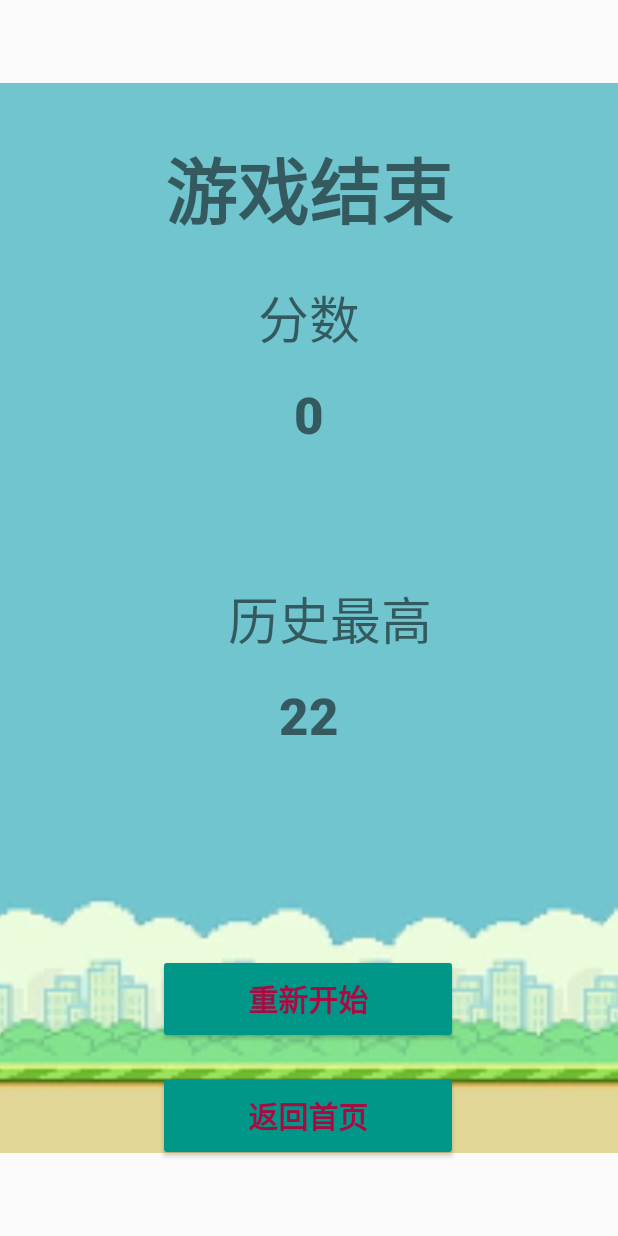
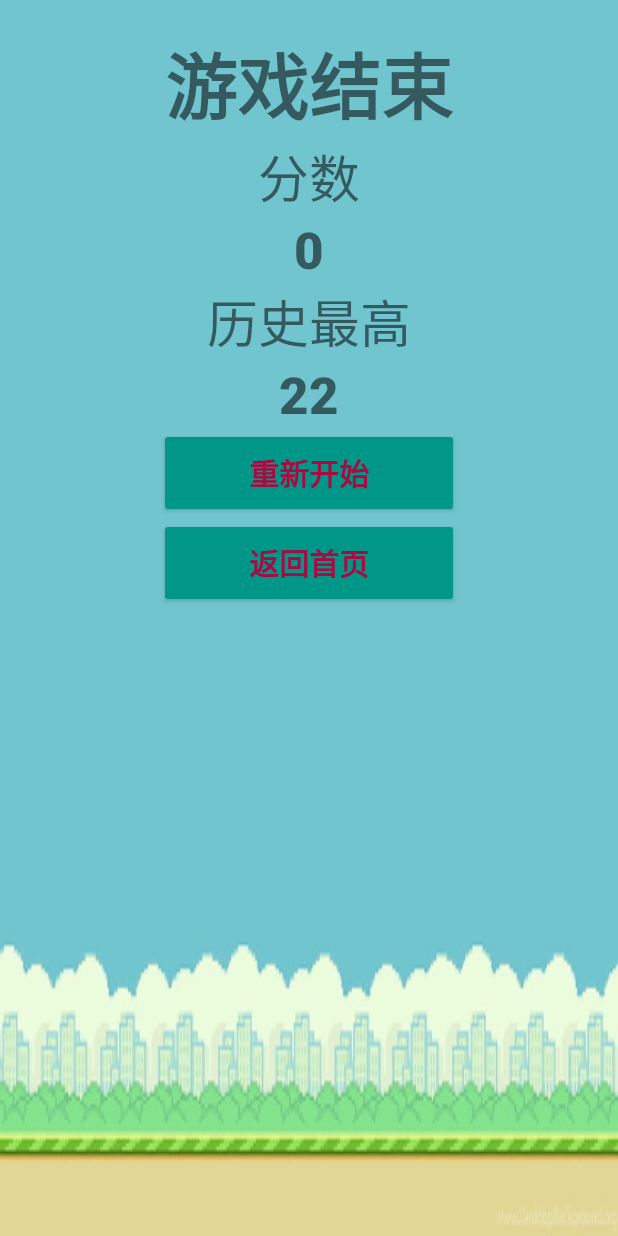
Before and after one commit to Asheone12/FlappyBird, an Android app: the ResultActivity screen opened directly, with no data from a screen before it, on a phone screen of 412 x 824 dp. Run offline under Robolectric (Android 15) with nearby library versions, the phone set to English and light mode, and no system bars; 2 statements that could not run were skipped.

Commit message:
结算界面调整

```diff
--- a/app/src/main/res/layout/activity_main.xml
+++ b/app/src/main/res/layout/activity_main.xml
@@ -1,12 +1,19 @@
 <?xml version="1.0" encoding="utf-8"?>
-    <androidx.constraintlayout.widget.ConstraintLayout
-        xmlns:android="http://schemas.android.com/apk/res/android"
+<androidx.constraintlayout.widget.ConstraintLayout xmlns:android="http://schemas.android.com/apk/res/android"
     xmlns:app="http://schemas.android.com/apk/res-auto"
     xmlns:tools="http://schemas.android.com/tools"
     android:layout_width="match_parent"
     android:layout_height="match_parent"
     android:background="@drawable/login"
     tools:context=".MainActivity">
+
+    <androidx.core.widget.NestedScrollView
+        android:layout_width="match_parent"
+        android:layout_height="match_parent">
+
+        <androidx.constraintlayout.widget.ConstraintLayout
+            android:layout_width="match_parent"
+            android:layout_height="match_parent">
 
             <TextView
                 android:id="@+id/txt_title"
@@ -35,15 +42,15 @@
                 android:id="@+id/btn_start"
                 android:layout_width="200dp"
                 android:layout_height="60dp"
+                android:layout_marginTop="10dp"
                 android:layout_marginBottom="128dp"
                 android:backgroundTint="#3F51B5"
-            android:layout_marginTop="10dp"
                 android:text="开始游戏"
                 android:textSize="20sp"
                 app:cornerRadius="2dp"
-            app:layout_constraintTop_toBottomOf="@id/img_bird"
                 app:layout_constraintEnd_toEndOf="parent"
-            app:layout_constraintStart_toStartOf="parent" />
+                app:layout_constraintStart_toStartOf="parent"
+                app:layout_constraintTop_toBottomOf="@id/img_bird" />
 
             <TextView
                 android:id="@+id/txt_best_score"
@@ -52,7 +59,6 @@
                 android:text="历史最高分"
                 android:textSize="30dp"
                 android:textStyle="italic"
-
                 app:layout_constraintEnd_toEndOf="parent"
                 app:layout_constraintStart_toStartOf="parent"
                 app:layout_constraintTop_toBottomOf="@id/btn_start" />
@@ -67,5 +73,7 @@
                 app:layout_constraintEnd_toEndOf="parent"
                 app:layout_constraintStart_toStartOf="parent"
                 app:layout_constraintTop_toBottomOf="@+id/txt_best_score" />
+        </androidx.constraintlayout.widget.ConstraintLayout>
+    </androidx.core.widget.NestedScrollView>
 
 </androidx.constraintlayout.widget.ConstraintLayout>
--- a/app/src/main/res/layout/activity_result.xml
+++ b/app/src/main/res/layout/activity_result.xml
@@ -4,19 +4,71 @@
     xmlns:tools="http://schemas.android.com/tools"
     android:layout_width="match_parent"
     android:layout_height="match_parent"
+    android:background="@drawable/login"
     tools:context=".ui.ResultActivity">
 
-    <androidx.constraintlayout.utils.widget.ImageFilterView
-        android:id="@+id/imageFilterView2"
-        android:layout_width="950dp"
-        android:layout_height="800dp"
-        app:layout_constraintBottom_toBottomOf="parent"
+    <androidx.core.widget.NestedScrollView
+        android:layout_width="match_parent"
+        android:layout_height="match_parent">
+        <androidx.constraintlayout.widget.ConstraintLayout
+            android:layout_width="match_parent"
+            android:layout_height="match_parent">
+
+            <TextView
+                android:id="@+id/txt_game_over"
+                android:layout_width="wrap_content"
+                android:layout_height="wrap_content"
+                android:layout_marginTop="20dp"
+                android:fontFamily="sans-serif-black"
+                android:text="游戏结束"
+                android:textSize="48sp"
                 app:layout_constraintEnd_toEndOf="parent"
-        app:layout_constraintHorizontal_bias="0.571"
                 app:layout_constraintStart_toStartOf="parent"
-        app:layout_constraintTop_toTopOf="parent"
-        app:layout_constraintVertical_bias="0.503"
-        app:srcCompat="@drawable/login" />
+                app:layout_constraintTop_toTopOf="parent" />
+
+            <TextView
+                android:id="@+id/txt_score"
+                android:layout_width="wrap_content"
+                android:layout_height="wrap_content"
+                android:text="分数"
+                android:textSize="34sp"
+                app:layout_constraintEnd_toEndOf="parent"
+                app:layout_constraintStart_toStartOf="parent"
+                app:layout_constraintTop_toBottomOf="@+id/txt_game_over" />
+
+            <TextView
+                android:id="@+id/score"
+                android:layout_width="wrap_content"
+                android:layout_height="wrap_content"
+                android:fontFamily="sans-serif-medium"
+                android:text="12"
+                android:textSize="34sp"
+                android:textStyle="bold"
+                app:layout_constraintEnd_toEndOf="parent"
+                app:layout_constraintStart_toStartOf="parent"
+                app:layout_constraintTop_toBottomOf="@+id/txt_score" />
+
+            <TextView
+                android:id="@+id/txt_best_score"
+                android:layout_width="wrap_content"
+                android:layout_height="wrap_content"
+                android:text="历史最高"
+                android:textSize="34sp"
+                app:layout_constraintEnd_toEndOf="parent"
+                app:layout_constraintStart_toStartOf="parent"
+                app:layout_constraintTop_toBottomOf="@+id/score" />
+
+            <TextView
+                android:id="@+id/best_score"
+                android:layout_width="wrap_content"
+                android:layout_height="wrap_content"
+                android:fontFamily="sans-serif-medium"
+                android:text="22"
+                android:textSize="34sp"
+                android:textStyle="bold"
+                app:layout_constraintEnd_toEndOf="parent"
+                app:layout_constraintStart_toStartOf="parent"
+                app:layout_constraintTop_toBottomOf="@+id/txt_best_score" />
 
             <Button
                 android:id="@+id/btn_restart"
@@ -30,16 +82,15 @@
                 android:textSize="20sp"
                 android:textStyle="bold"
                 app:cornerRadius="2dp"
-        app:layout_constraintBottom_toBottomOf="parent"
                 app:layout_constraintEnd_toEndOf="parent"
-        app:layout_constraintHorizontal_bias="0.497"
-        app:layout_constraintStart_toStartOf="parent" />
+                app:layout_constraintStart_toStartOf="parent"
+                app:layout_constraintTop_toBottomOf="@+id/best_score"/>
 
             <Button
                 android:id="@+id/btn_return"
                 android:layout_width="200dp"
                 android:layout_height="60dp"
-        android:layout_marginBottom="50dp"
+                android:layout_marginBottom="20dp"
                 android:backgroundTint="#009688"
                 android:text="返回首页"
                 android:textAllCaps="true"
@@ -47,70 +98,11 @@
                 android:textSize="20sp"
                 android:textStyle="bold"
                 app:cornerRadius="2dp"
-        app:layout_constraintBottom_toBottomOf="parent"
+                app:layout_constraintTop_toBottomOf="@id/btn_restart"
                 app:layout_constraintEnd_toEndOf="parent"
-        app:layout_constraintHorizontal_bias="0.497"
                 app:layout_constraintStart_toStartOf="parent" />
 
-    <TextView
-        android:id="@+id/txt_game_over"
-        android:layout_width="wrap_content"
-        android:layout_height="wrap_content"
-        android:layout_marginTop="90dp"
-        android:fontFamily="sans-serif-black"
-        android:text="游戏结束"
-        android:textSize="48sp"
-        app:layout_constraintEnd_toEndOf="parent"
-        app:layout_constraintStart_toStartOf="parent"
-        app:layout_constraintTop_toTopOf="parent" />
-
-    <TextView
-        android:id="@+id/score"
-        android:layout_width="wrap_content"
-        android:layout_height="wrap_content"
-        android:layout_marginTop="16dp"
-        android:fontFamily="sans-serif-medium"
-        android:text="12"
-        android:textSize="34sp"
-        android:textStyle="bold"
-        app:layout_constraintEnd_toEndOf="parent"
-        app:layout_constraintStart_toStartOf="parent"
-        app:layout_constraintTop_toBottomOf="@+id/txt_score" />
-
-    <TextView
-        android:id="@+id/txt_score"
-        android:layout_width="wrap_content"
-        android:layout_height="wrap_content"
-        android:layout_marginTop="24dp"
-        android:text="分数"
-        android:textSize="34sp"
-        app:layout_constraintEnd_toEndOf="parent"
-        app:layout_constraintStart_toStartOf="parent"
-        app:layout_constraintTop_toBottomOf="@+id/txt_game_over" />
-
-    <TextView
-        android:id="@+id/txt_best_score"
-        android:layout_width="wrap_content"
-        android:layout_height="wrap_content"
-        android:text="历史最高"
-        android:textSize="34sp"
-        app:layout_constraintBottom_toBottomOf="parent"
-        app:layout_constraintEnd_toEndOf="parent"
-        app:layout_constraintHorizontal_bias="0.55"
-        app:layout_constraintStart_toStartOf="parent"
-        app:layout_constraintTop_toTopOf="parent" />
-
-    <TextView
-        android:id="@+id/best_score"
-        android:layout_width="wrap_content"
-        android:layout_height="wrap_content"
-        android:layout_marginTop="16dp"
-        android:fontFamily="sans-serif-medium"
-        android:text="22"
-        android:textSize="34sp"
-        android:textStyle="bold"
-        app:layout_constraintEnd_toEndOf="parent"
-        app:layout_constraintStart_toStartOf="parent"
-        app:layout_constraintTop_toBottomOf="@+id/txt_best_score" />
+        </androidx.constraintlayout.widget.ConstraintLayout>
+    </androidx.core.widget.NestedScrollView>
 
 </androidx.constraintlayout.widget.ConstraintLayout>
```
Lines whose indentation alone changed are shown as unchanged.
